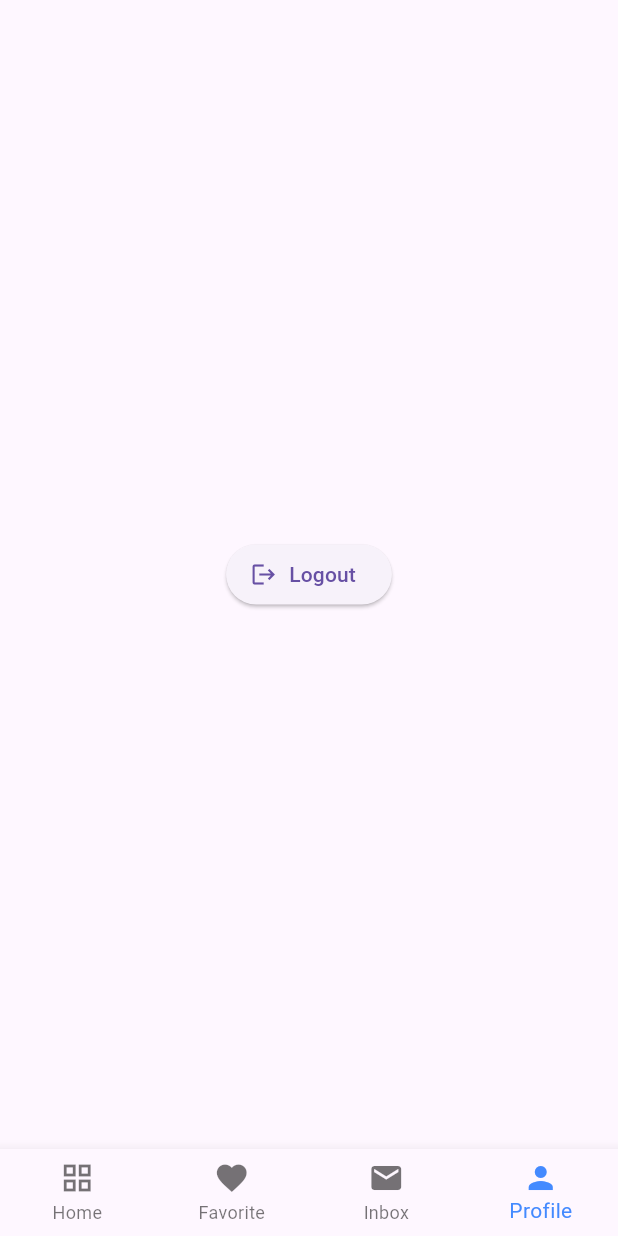
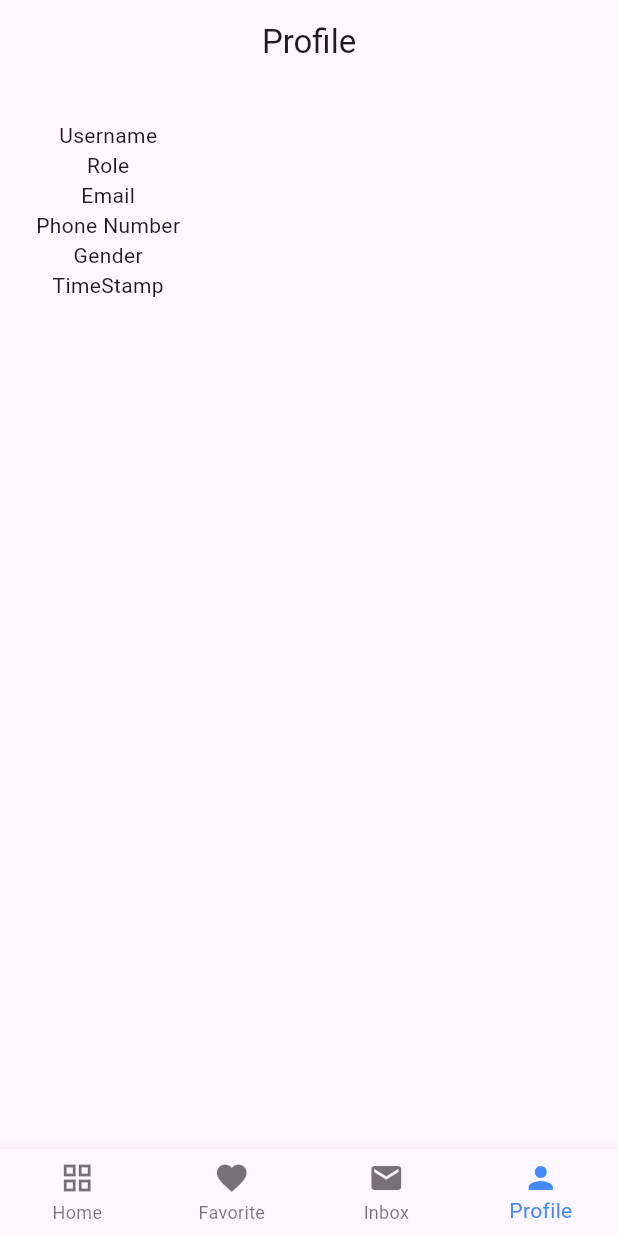
Before and after one commit to supakornrai/therentz, a Flutter app: the screen it shows once a user with an empty profile is signed in, item 4 of the bottom bar chosen, on a phone screen of 412 x 824 dp. Run offline on Flutter 3.47's test engine with Material 3 defaults, Android fonts, the phone set to English and light mode, and no system bars; our stand-ins replace cloud_firestore, firebase_auth, firebase_core, google_sign_in; accounts and stored records are empty; network calls fail.

Commit message:
add profile_view and manage google sign in

```diff
--- a/lib/features/auth/auth_page.dart
+++ b/lib/features/auth/auth_page.dart
@@ -31,14 +31,20 @@ class AuthPage extends StatelessWidget {
                 .snapshots(),
             builder: (context, roleSnapshot) {
               if (roleSnapshot.connectionState == ConnectionState.waiting) {
-                return Center(child: CircularProgressIndicator());
+                return const Center(child: CircularProgressIndicator());
+              }
+
+              if (roleSnapshot.hasError) {
+                return Center(child: Text("Error: ${roleSnapshot.error}"));
               }
 
               if (!roleSnapshot.hasData || !roleSnapshot.data!.exists) {
-                return Center(child: Text("Loading user data..."));
+                return const Center(child: CircularProgressIndicator());
               }
 
-              final role = roleSnapshot.data!.get('role');
+
+              final data = roleSnapshot.data!.data() as Map<String, dynamic>;
+              final role = data['role'] ?? 'customer';
 
               if (role == 'admin') {
                 return AdminLayout();
--- a/lib/features/customer/profile_view.dart
+++ b/lib/features/customer/profile_view.dart
@@ -1,21 +1,31 @@
 import 'package:flutter/material.dart';
 import 'package:firebase_auth/firebase_auth.dart';
+import 'package:cloud_firestore/cloud_firestore.dart';
+import 'package:the_rentz/services/auth_service.dart';
 
 class ProfileView extends StatelessWidget {
-  const ProfileView({super.key});
-  //for log out
-  void signUserOut() {
-    FirebaseAuth.instance.signOut();
-  }
+  ProfileView({super.key});
+
+  final authService = AuthService();
 
   @override
   Widget build(BuildContext context) {
+    final user = FirebaseAuth.instance.currentUser;
     return Scaffold(
-      body: Center(
-        child: ElevatedButton.icon(
-          onPressed: signUserOut,
-          icon: Icon(Icons.logout),
-          label: Text("Logout"),
+      appBar: AppBar(title: Text("Profile"), centerTitle: true),
+      body: Padding(
+        padding: EdgeInsets.all(24),
+        child: Column(
+          children: [
+            Text("Username", style: TextStyle()),
+            Text("Role", style: TextStyle()),
+            Text("Email", style: TextStyle()),
+            Text("Phone Number", style: TextStyle()),
+            Text("Gender", style: TextStyle()),
+            Text("TimeStamp", style: TextStyle()),
+            Spacer(),
+
+          ],
         ),
       ),
     );
```
Also changed, not shown: lib/features/admin/account_view.dart (added, +10 -0 lines), lib/features/admin/admin_layout.dart (+9 -7 lines), lib/features/admin/inbox_admin_view.dart (added, +10 -0 lines), lib/features/admin/request_view.dart (added, +10 -0 lines), lib/features/auth/register_page.dart (+83 -77 lines), lib/features/customer/home_view.dart (+29 -26 lines), lib/services/auth_service.dart (+30 -26 lines), 1 other file.
